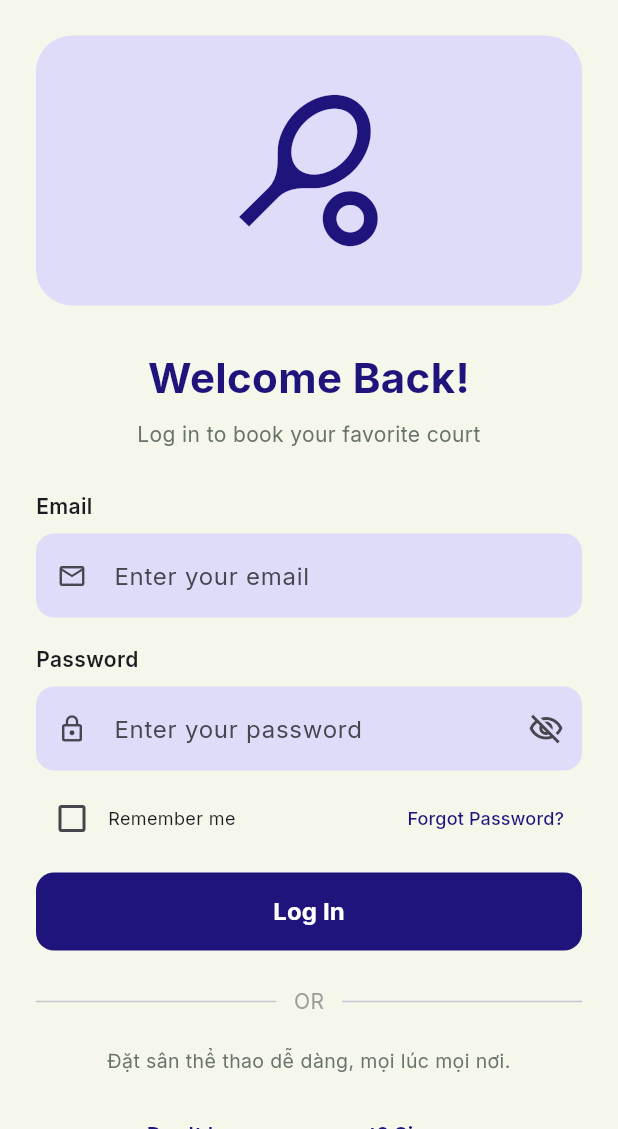
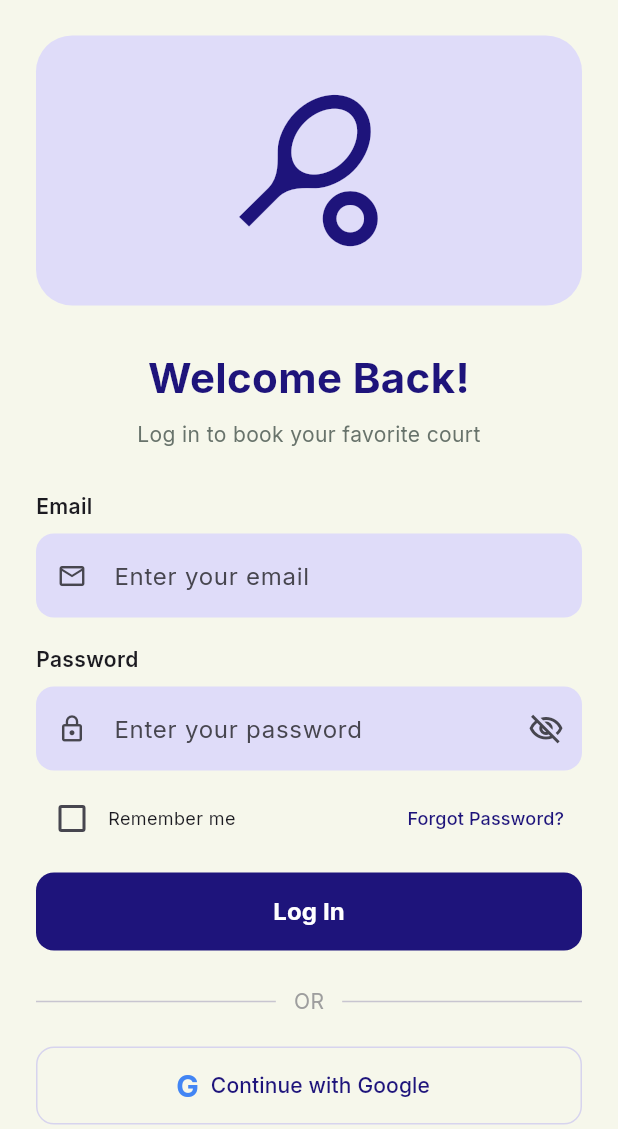
Before and after one commit to hien281/MOBILE-APP, a Flutter app: the screen it shows after launch, on a phone screen of 412 x 824 dp, the part 107-1236 px from its top. Run offline on Flutter 3.47's test engine with Material 3 defaults, Android fonts, the phone set to English and light mode, and no system bars; our stand-ins replace firebase_auth, firebase_core, geolocator, google_fonts; accounts and stored records are empty.

Commit message:
feat: add Google and Facebook login

```diff
--- a/lib/screen/login.dart
+++ b/lib/screen/login.dart
@@ -64,6 +64,66 @@ class _LoginScreenState extends State<LoginScreen> {
     } finally {
       if (mounted) setState(() => _isLoading = false);
     }
+  }
+
+
+  Future<void> _socialLogin(AuthProvider provider) async {
+    if (_isLoading) return;
+
+    if (!kIsWeb) {
+      ScaffoldMessenger.of(context).showSnackBar(
+        const SnackBar(
+          content: Text(
+            'Google/Facebook Login hiện đang được hỗ trợ trên Web.',
+          ),
+        ),
+      );
+      return;
+    }
+
+    setState(() => _isLoading = true);
+
+    try {
+      await FirebaseAuth.instance.setPersistence(
+        _rememberMe ? Persistence.LOCAL : Persistence.SESSION,
+      );
+
+      await FirebaseAuth.instance.signInWithPopup(provider);
+
+      // AuthGate trong main.dart sẽ tự chuyển sang Home.
+    } on FirebaseAuthException catch (error) {
+      if (!mounted) return;
+
+      // Người dùng đóng cửa sổ đăng nhập thì không cần báo lỗi.
+      if (error.code == 'popup-closed-by-user' ||
+          error.code == 'cancelled-popup-request') {
+        return;
+      }
+
+      ScaffoldMessenger.of(context).showSnackBar(
+        SnackBar(content: Text(_authError(error))),
+      );
+    } catch (error) {
+      if (!mounted) return;
+
+      ScaffoldMessenger.of(context).showSnackBar(
+        const SnackBar(
+          content: Text('Không thể đăng nhập. Vui lòng thử lại.'),
+        ),
+      );
+    } finally {
+      if (mounted) {
+        setState(() => _isLoading = false);
+      }
+    }
+  }
+
+  Future<void> _loginWithGoogle() async {
+    await _socialLogin(GoogleAuthProvider());
+  }
+
+  Future<void> _loginWithFacebook() async {
+    await _socialLogin(FacebookAuthProvider());
   }
 
   Future<void> _forgotPassword() async {
@@ -314,6 +374,50 @@ class _LoginScreenState extends State<LoginScreen> {
                         Expanded(child: Divider()),
                       ],
                     ),
+
+                    const SizedBox(height: 20),
+
+                    OutlinedButton.icon(
+                      onPressed: _isLoading ? null : _loginWithGoogle,
+                      icon: const Text(
+                        'G',
+                        style: TextStyle(
+                          fontSize: 20,
+                          fontWeight: FontWeight.bold,
+                          color: Color(0xFF4285F4),
+                        ),
+                      ),
+                      label: const Text('Continue with Google'),
+                      style: OutlinedButton.styleFrom(
+                        minimumSize: const Size.fromHeight(52),
+                        foregroundColor: const Color(0xFF1E147B),
+                        side: const BorderSide(color: Color(0xFFD7D4EE)),
+                        shape: RoundedRectangleBorder(
+                          borderRadius: BorderRadius.circular(12),
+                        ),
+                      ),
+                    ),
+
+                    const SizedBox(height: 12),
+
+                    OutlinedButton.icon(
+                      onPressed: _isLoading ? null : _loginWithFacebook,
+                      icon: const Icon(
+                        Icons.facebook,
+                        color: Color(0xFF1877F2),
+                        size: 25,
+                      ),
+                      label: const Text('Continue with Facebook'),
+                      style: OutlinedButton.styleFrom(
+                        minimumSize: const Size.fromHeight(52),
+                        foregroundColor: const Color(0xFF1E147B),
+                        side: const BorderSide(color: Color(0xFFD7D4EE)),
+                        shape: RoundedRectangleBorder(
+                          borderRadius: BorderRadius.circular(12),
+                        ),
+                      ),
+                    ),
+
                     const SizedBox(height: 20),
                     const Text(
                       'Đặt sân thể thao dễ dàng, mọi lúc mọi nơi.',
```
Also changed, not shown: 1 other file.
